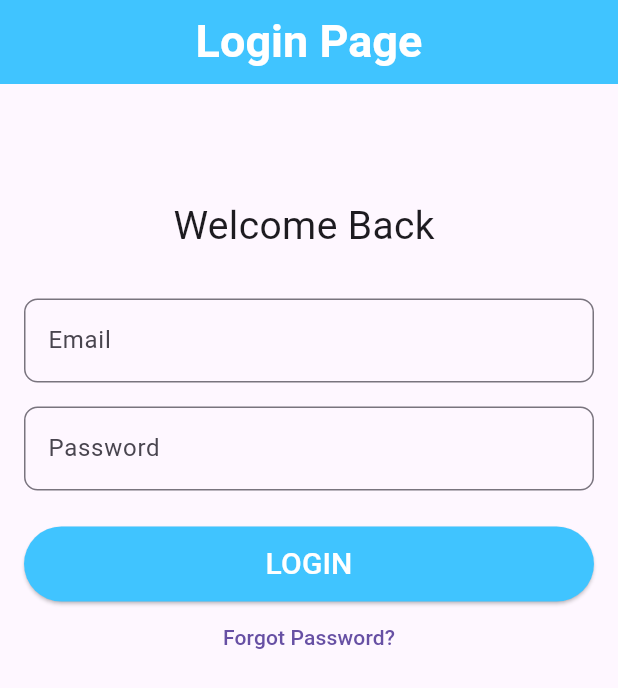
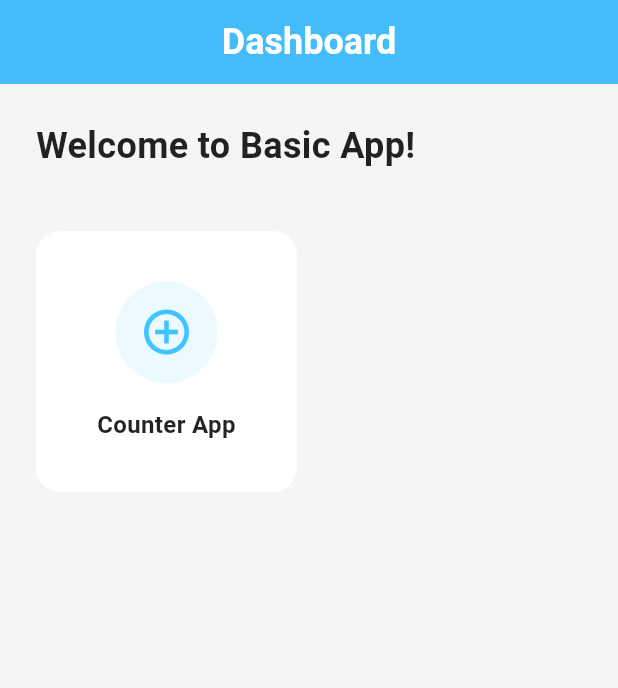
Before and after one commit to MurtazaMustafa53/Basic-App---Developer-s-Hub, a Flutter app: the screen it shows after launch, on a phone screen of 412 x 824 dp. Shown: the top 688 px of the screen. Run offline on Flutter 3.47's test engine with Material 3 defaults, Android fonts, the phone set to English and light mode, and no system bars.

Commit message:
completed half of task 2

```diff
--- /dev/null
+++ b/lib/Model/Customcard.dart
@@ -0,0 +1,52 @@
+import 'package:flutter/material.dart';
+
+class Customcard extends StatelessWidget {
+  final String title;
+  final IconData icon;
+  final Color color;
+  final VoidCallback onTap;
+  const Customcard({
+    super.key,
+    required this.title,
+    required this.icon,
+    required this.color,
+    required this.onTap,
+  });
+
+  @override
+  Widget build(BuildContext context) {
+    return InkWell(
+      onTap: onTap,
+      borderRadius: BorderRadius.circular(16),
+      child: Ink(
+        decoration: BoxDecoration(
+          color: Colors.white,
+          borderRadius: BorderRadius.circular(16),
+        ),
+        child: Column(
+          mainAxisAlignment: MainAxisAlignment.center,
+          children: [
+            Container(
+              padding: const EdgeInsets.all(16),
+              decoration: BoxDecoration(
+                color: color.withOpacity(0.1),
+                shape: BoxShape.circle,
+              ),
+              child: Icon(icon, size: 36, color: color),
+            ),
+            const SizedBox(height: 16),
+            Text(
+              title,
+              textAlign: TextAlign.center,
+              style: const TextStyle(
+                fontSize: 16,
+                fontWeight: FontWeight.w600,
+                color: Color.fromARGB(221, 0, 0, 0),
+              ),
+            ),
+          ],
+        ),
+      ),
+    );
+  }
+}
--- a/lib/Model/Validation.dart
+++ b/lib/Model/Validation.dart
@@ -1,6 +1,6 @@
 class Validation {
   String? emailValidation(String? value) {
-    if (value!.isEmpty) {
+    if (value == null || value.isEmpty) {
       return "The email is required";
     }
     if (!value.contains('@') || !value.contains('.')) {
@@ -10,7 +10,7 @@ class Validation {
   }
 
   String? passwordValidation(String? value) {
-    if (value!.isEmpty) {
+    if (value == null || value.isEmpty) {
       return "The password is Required";
     }
     return null;
--- a/lib/View/HomePage.dart
+++ b/lib/View/HomePage.dart
@@ -1,19 +1,63 @@
+import 'package:basicapp/Model/Customcard.dart';
+import 'package:basicapp/View/Counterpage.dart';
 import 'package:flutter/material.dart';
 
-class Homepage extends StatelessWidget {
-  const Homepage({super.key});
+class HomePage extends StatelessWidget {
+  const HomePage({super.key});
 
   @override
   Widget build(BuildContext context) {
     return Scaffold(
+      backgroundColor: Colors.grey[100],
       appBar: AppBar(
-        title: Text(
-          "Home Page",
-          style: TextStyle(fontSize: 30, fontWeight: FontWeight.bold),
+        title: const Text(
+          "Dashboard",
+          style: TextStyle(fontSize: 24, fontWeight: FontWeight.bold),
         ),
         centerTitle: true,
         backgroundColor: Colors.lightBlueAccent,
         foregroundColor: Colors.white,
+        elevation: 2,
+      ),
+      body: Padding(
+        padding: const EdgeInsets.all(24.0),
+        child: Column(
+          crossAxisAlignment: CrossAxisAlignment.start,
+          children: [
+            const Text(
+              "Welcome to Basic App!",
+              style: TextStyle(
+                fontSize: 24,
+                fontWeight: FontWeight.bold,
+                color: Colors.black87,
+              ),
+            ),
+            const SizedBox(height: 8),
+
+            const SizedBox(height: 32),
+
+            Expanded(
+              child: GridView.count(
+                crossAxisCount: 2,
+                crossAxisSpacing: 16,
+                mainAxisSpacing: 16,
+                children: [
+                  Customcard(
+                    title: "Counter App",
+                    icon: Icons.add_circle_outline,
+                    color: Colors.lightBlueAccent,
+                    onTap: () {
+                      Navigator.push(
+                        context,
+                        MaterialPageRoute(builder: (context) => Counterpage()),
+                      );
+                    },
+                  ),
+                ],
+              ),
+            ),
+          ],
+        ),
       ),
     );
   }
--- a/lib/main.dart
+++ b/lib/main.dart
@@ -1,4 +1,5 @@
-import 'package:basicapp/View/LoginPage.dart';
+import 'package:basicapp/View/Homepage.dart';
+import 'package:basicapp/View/Loginpage.dart';
 import 'package:flutter/material.dart';
 
 void main() {
@@ -13,7 +14,7 @@ class MyApp extends StatelessWidget {
     return MaterialApp(
       debugShowCheckedModeBanner: false,
       title: "Basic App",
-      home: Loginpage(),
+      home: HomePage(),
     );
   }
 }
```
Also changed, not shown: lib/Model/Custombutton.dart (added, +28 -0 lines), lib/View/Counterpage.dart (added, +76 -0 lines), lib/View/LoginPage.dart (+14 -3 lines), lib/Model/Customtextformfield.dart (renamed from lib/Model/CustomTextFormFeild.dart).
